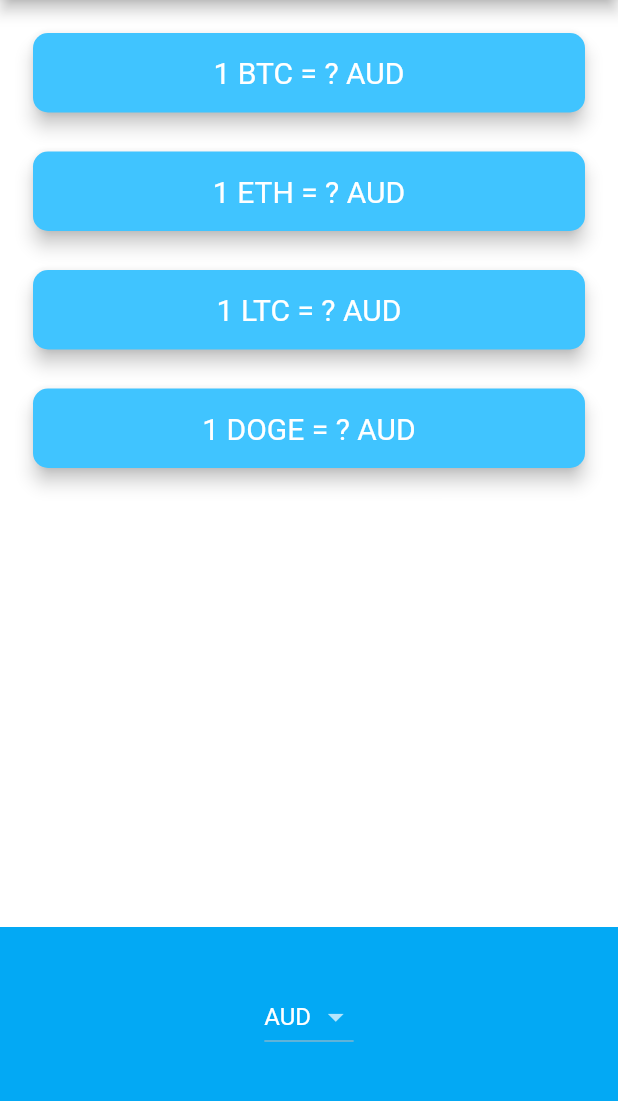
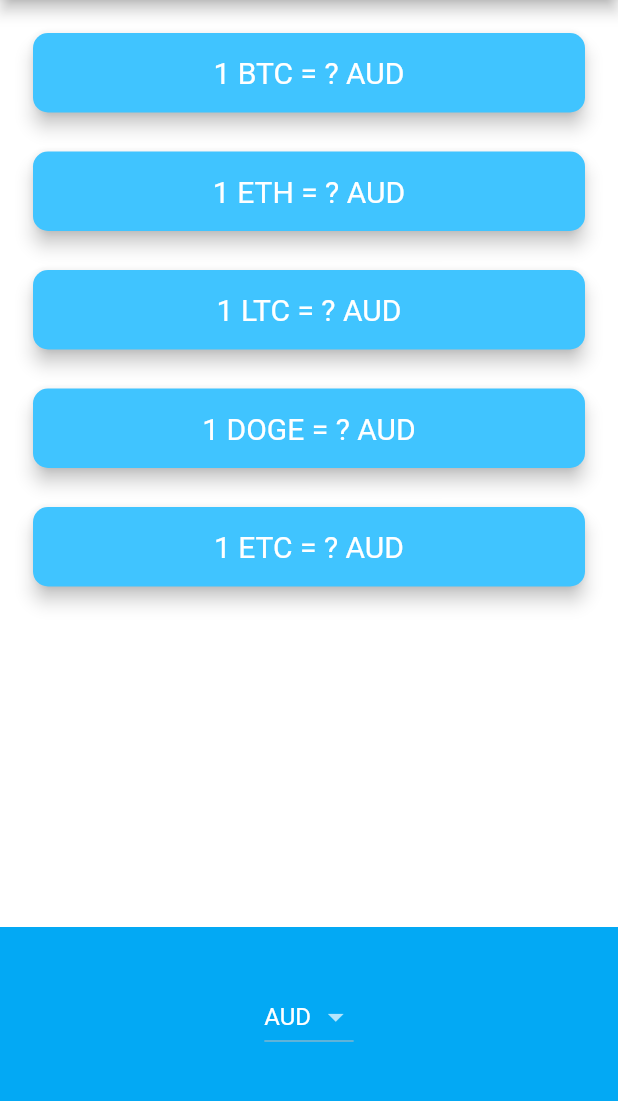
Before and after one commit to Procoder16/BitCoin_Ticker, a Flutter app: the screen it shows after launch, on a phone screen of 412 x 824 dp, the part 84-1185 px from its top. Run offline on Flutter 3.47's test engine with Material 2 defaults, Android fonts, the phone set to English and light mode, and no system bars; network calls fail.

Commit message:
ETC added

```diff
--- a/lib/coin_data.dart
+++ b/lib/coin_data.dart
@@ -25,7 +25,13 @@ const List<String> currenciesList = [
   'ZAR'
 ];
 
-const List<String> cryptoList = ['BTC', 'ETH', 'LTC', 'DOGE'];
+const List<String> cryptoList = [
+  'BTC',
+  'ETH',
+  'LTC',
+  'DOGE',
+  'ETC',
+];
 
 const coinAPIURL = 'https://rest.coinapi.io/v1/exchangerate';
 const apiKey = '839B6FAC-93AF-45D9-B2FF-901783F718B9';
```
